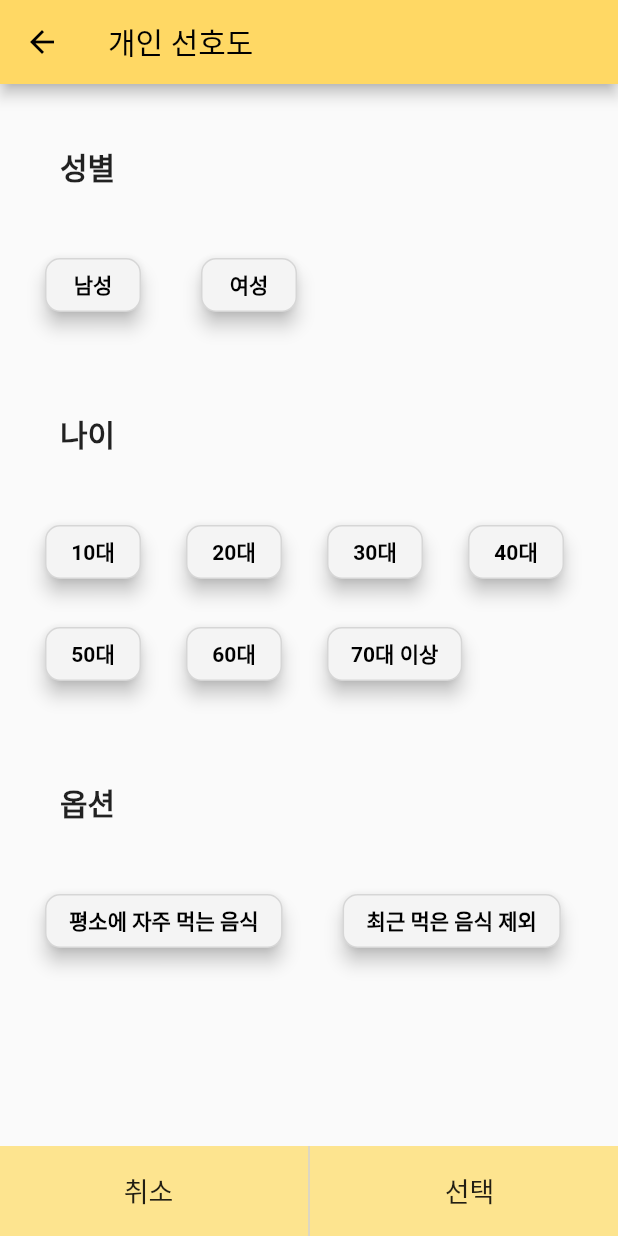
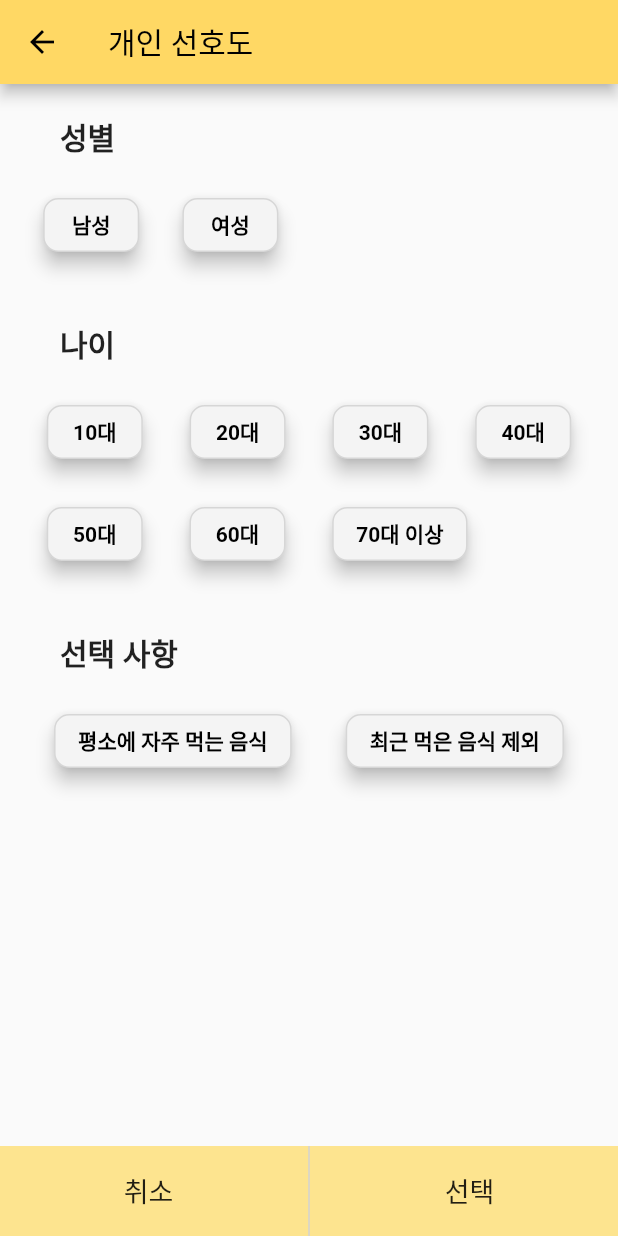
Before and after one commit to MeChuLee/MeChuLee, a Flutter app: the screen it shows after launch, after a tap on "개인 선호도", on a phone screen of 412 x 824 dp. Run offline on Flutter 3.47's test engine with Material 2 defaults, Android fonts, the phone set to English and light mode, and no system bars.

Commit message:
선호도, 분류기준 수정

```diff
--- a/lib/preferenceScreen.dart
+++ b/lib/preferenceScreen.dart
@@ -58,21 +58,30 @@ class PreferenceScreen extends StatelessWidget {
           ),
           body: Column(
             children: [
-              Container(
-                padding: const EdgeInsets.fromLTRB(40, 40, 30, 40),
-                alignment: Alignment.topLeft,
-                child: const Text(
+              const SizedBox(
+                height: 20,
+              ),
+              Row(
+                mainAxisAlignment: MainAxisAlignment.start,
+                children: const [
+                  SizedBox(
+                    width: 40,
+                  ),
+                  Text(
                       "성별",
                       style: TextStyle(
                           fontSize: 20,
                           fontWeight: FontWeight.bold
-                    )),
+                      ))
+                ],
+              ),
+              const SizedBox(
+                height: 20,
               ),
               Row(
+                mainAxisAlignment: MainAxisAlignment.spaceEvenly,
                 children: [
-                  Container(
-                    padding: const EdgeInsets.fromLTRB(30, 0, 10, 20),
-                    child: OutlinedButton(
+                  OutlinedButton(
                     onPressed: () {
                       print("click 남성");
                     },
@@ -92,10 +101,7 @@ class PreferenceScreen extends StatelessWidget {
                         )
                     ),
                   ),
-                  ),
-                  Container(
-                    padding: const EdgeInsets.fromLTRB(30, 0, 10, 20),
-                    child: OutlinedButton(
+                  OutlinedButton(
                     onPressed: () {
                       print("click 여성");
                     },
@@ -115,24 +121,38 @@ class PreferenceScreen extends StatelessWidget {
                         )
                     ),
                   ),
+                  const SizedBox(
+                    width: 70,
+                  ),
+                  const SizedBox(
+                    width: 70,
                   ),
                 ],
               ),
-              Container(
-                padding: const EdgeInsets.fromLTRB(40, 40, 30, 40),
-                alignment: Alignment.topLeft,
-                child: const Text(
+              const SizedBox(
+                height: 40,
+              ),
+              Row(
+                mainAxisAlignment: MainAxisAlignment.start,
+                children: const [
+                  SizedBox(
+                    width: 40,
+                  ),
+                  Text(
                       "나이",
                       style: TextStyle(
                           fontSize: 20,
                           fontWeight: FontWeight.bold
-                    )),
+                      ))
+                ],
+              ),
+              const SizedBox(
+                height: 20,
               ),
               Row(
+                mainAxisAlignment: MainAxisAlignment.spaceEvenly,
                 children: [
-                  Container(
-                    padding: const EdgeInsets.fromLTRB(30, 0, 10, 20),
-                    child: OutlinedButton(
+                  OutlinedButton(
                     onPressed: () {
                       print("click 10대");
                     },
@@ -152,10 +172,7 @@ class PreferenceScreen extends StatelessWidget {
                         )
                     ),
                   ),
-                  ),
-                  Container(
-                    padding: const EdgeInsets.fromLTRB(20, 0, 10, 20),
-                    child: OutlinedButton(
+                  OutlinedButton(
                     onPressed: () {
                       print("click 20대");
                     },
@@ -175,10 +192,7 @@ class PreferenceScreen extends StatelessWidget {
                         )
                     ),
                   ),
-                  ),
-                  Container(
-                    padding: const EdgeInsets.fromLTRB(20, 0, 10, 20),
-                    child: OutlinedButton(
+                  OutlinedButton(
                     onPressed: () {
                       print("click 30대");
                     },
@@ -198,10 +212,7 @@ class PreferenceScreen extends StatelessWidget {
                         )
                     ),
                   ),
-                  ),
-                  Container(
-                    padding: const EdgeInsets.fromLTRB(20, 0, 10, 20),
-                    child: OutlinedButton(
+                  OutlinedButton(
                     onPressed: () {
                       print("click 40대");
                     },
@@ -221,14 +232,15 @@ class PreferenceScreen extends StatelessWidget {
                         )
                     ),
                   ),
-                  ),
                 ],
               ),
+              const SizedBox(
+                height: 20,
+              ),
               Row(
+                mainAxisAlignment: MainAxisAlignment.spaceEvenly,
                 children: [
-                  Container(
-                    padding: const EdgeInsets.fromLTRB(30, 0, 10, 20),
-                    child: OutlinedButton(
+                  OutlinedButton(
                     onPressed: () {
                       print("click 50대");
                     },
@@ -248,10 +260,7 @@ class PreferenceScreen extends StatelessWidget {
                         )
                     ),
                   ),
-                  ),
-                  Container(
-                    padding: const EdgeInsets.fromLTRB(20, 0, 10, 20),
-                    child: OutlinedButton(
+                  OutlinedButton(
                     onPressed: () {
                       print("click 60대");
                     },
@@ -271,10 +280,7 @@ class PreferenceScreen extends StatelessWidget {
                         )
                     ),
                   ),
-                  ),
-                  Container(
-                    padding: const EdgeInsets.fromLTRB(20, 0, 10, 20),
-                    child: OutlinedButton(
+                  OutlinedButton(
                     onPressed: () {
                       print("click 70대 이상");
                     },
@@ -294,26 +300,36 @@ class PreferenceScreen extends StatelessWidget {
                         )
                     ),
                   ),
-                  ),
+                  const SizedBox(
+                    width: 38,
+                  )
                 ],
               ),
-              Container(
-                padding: const EdgeInsets.fromLTRB(40, 40, 30, 40),
-                alignment: Alignment.topLeft,
-                child: const Text(
-                    "옵션", // 고려해 볼 필요 있음
+              const SizedBox(
+                height: 40,
+              ),
+              Row(
+                mainAxisAlignment: MainAxisAlignment.start,
+                children: const [
+                  SizedBox(
+                    width: 40,
+                  ),
+                  Text(
+                      "선택 사항",
                       style: TextStyle(
                           fontSize: 20,
                           fontWeight: FontWeight.bold
-                    )),
+                      ))
+                ],
+              ),
+              const SizedBox(
+                height: 20,
               ),
               Row(
+                mainAxisAlignment: MainAxisAlignment.spaceEvenly,
                 children: [
-                  Container(
-                    padding: const EdgeInsets.fromLTRB(30, 0, 10, 20),
-                    child: OutlinedButton(
+                  OutlinedButton(
                     onPressed: () {
-
                       print("click 평소에 자주 먹는 음식");
                     },
                     style: OutlinedButton.styleFrom(
@@ -332,13 +348,9 @@ class PreferenceScreen extends StatelessWidget {
                         )
                     ),
                   ),
-                  ),
-                  Container(
-                    padding: const EdgeInsets.fromLTRB(30, 0, 10, 20),
-                    child: OutlinedButton(
+                  OutlinedButton(
                     onPressed: () {
-
-                        print("최근 먹은 음식 제외");
+                      print("click 최근 먹은 음식 제외");
                     },
                     style: OutlinedButton.styleFrom(
                         backgroundColor: const Color(0xffF4F4F4),
@@ -356,9 +368,8 @@ class PreferenceScreen extends StatelessWidget {
                         )
                     ),
                   ),
+                ],
               ),
-                ],
-              )
             ],
           ),
         ));
```
Also changed, not shown: lib/classificationScreen.dart (+41 -45 lines). Lines whose indentation alone changed are shown as unchanged.
